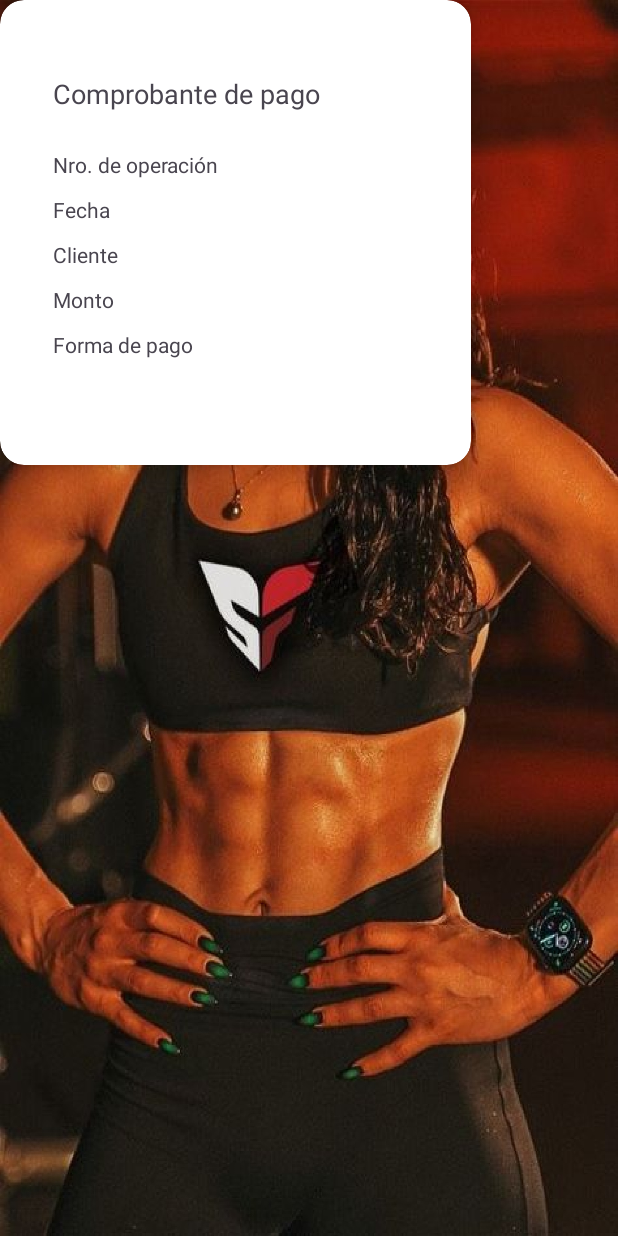
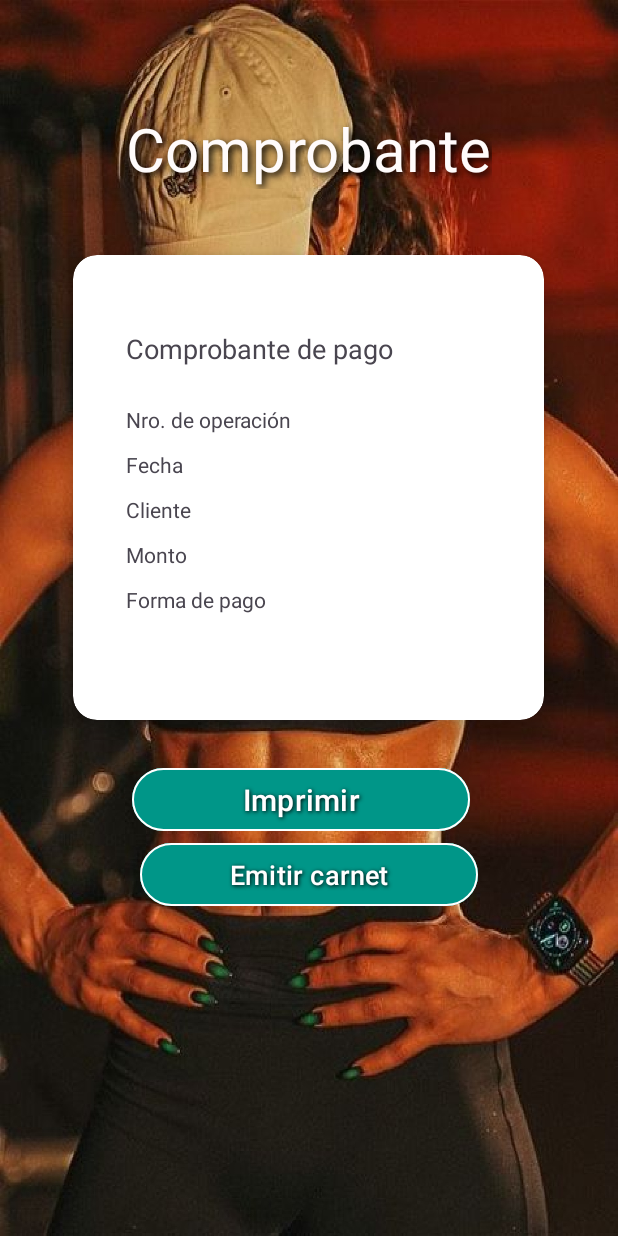
Before and after one commit to SchallmoserJuan/ClubDeportivoApp, an Android app: the Comprobante screen opened directly, with no data from a screen before it, on a phone screen of 412 x 824 dp. Run offline under Robolectric (Android 15) with nearby library versions, the phone set to English and light mode, and no system bars.

Commit message:
fix: Reemplazo de tools por app

```diff
--- a/app/src/main/res/layout/activity_comprobante.xml
+++ b/app/src/main/res/layout/activity_comprobante.xml
@@ -12,6 +12,7 @@
         android:id="@+id/txtComprobante"
         android:layout_width="wrap_content"
         android:layout_height="wrap_content"
+        android:layout_marginTop="72dp"
         android:shadowColor="#000000"
         android:shadowDx="3"
         android:shadowDy="3"
@@ -19,17 +20,23 @@
         android:text="Comprobante"
         android:textColor="#FFFBFB"
         android:textSize="40sp"
-        tools:layout_editor_absoluteX="46dp"
-        tools:layout_editor_absoluteY="88dp" />
+        app:layout_constraintEnd_toEndOf="parent"
+        app:layout_constraintStart_toStartOf="parent"
+        app:layout_constraintTop_toTopOf="parent" />
 
     <androidx.cardview.widget.CardView
         android:id="@+id/rectangulo"
         android:layout_width="314dp"
         android:layout_height="310dp"
+        android:layout_marginTop="44dp"
         app:cardCornerRadius="16dp"
         app:cardElevation="8dp"
-        tools:layout_editor_absoluteX="46dp"
-        tools:layout_editor_absoluteY="170dp">
+        app:layout_constraintEnd_toEndOf="parent"
+        app:layout_constraintHorizontal_bias="0.494"
+        app:layout_constraintStart_toStartOf="parent"
+        app:layout_constraintTop_margin="16dp"
+        app:layout_constraintTop_toBottomOf="@+id/txtComprobante"
+        app:layout_constraintWidth_percent="0.85">
 
         <TextView
             android:id="@+id/txtComprobantePago"
@@ -86,6 +93,7 @@
         android:id="@+id/btnImprimirComprobante"
         android:layout_width="225dp"
         android:layout_height="50dp"
+        android:layout_marginTop="28dp"
         android:backgroundTint="#009688"
         android:shadowColor="#000000"
         android:shadowDx="1"
@@ -93,10 +101,14 @@
         android:shadowRadius="3"
         android:text="Imprimir"
         android:textSize="20sp"
+        app:layout_constraintEnd_toEndOf="parent"
+        app:layout_constraintHorizontal_bias="0.473"
+        app:layout_constraintStart_toStartOf="parent"
+        app:layout_constraintTop_margin="32dp"
+        app:layout_constraintTop_toBottomOf="@id/rectangulo"
+        app:layout_constraintWidth_percent="0.6"
         app:strokeColor="#FFFFFF"
-        app:strokeWidth="1dp"
-        tools:layout_editor_absoluteX="88dp"
-        tools:layout_editor_absoluteY="510dp" />
+        app:strokeWidth="1dp" />
 
     <Button
         android:id="@+id/btnEmitirCarnet"
@@ -111,6 +123,9 @@
         android:textSize="18sp"
         app:strokeColor="#FFFFFF"
         app:strokeWidth="1dp"
-        tools:layout_editor_absoluteX="88dp"
-        tools:layout_editor_absoluteY="572dp" />
+        app:layout_constraintTop_toBottomOf="@id/btnImprimirComprobante"
+        app:layout_constraintTop_margin="16dp"
+        app:layout_constraintStart_toStartOf="parent"
+        app:layout_constraintEnd_toEndOf="parent"
+        app:layout_constraintWidth_percent="0.6" />
 </androidx.constraintlayout.widget.ConstraintLayout>
```
Also changed, not shown: app/src/main/res/layout/activity_emitir_carnet.xml (+19 -8 lines), app/src/main/res/layout/activity_forma_de_pago.xml (+14 -5 lines).
